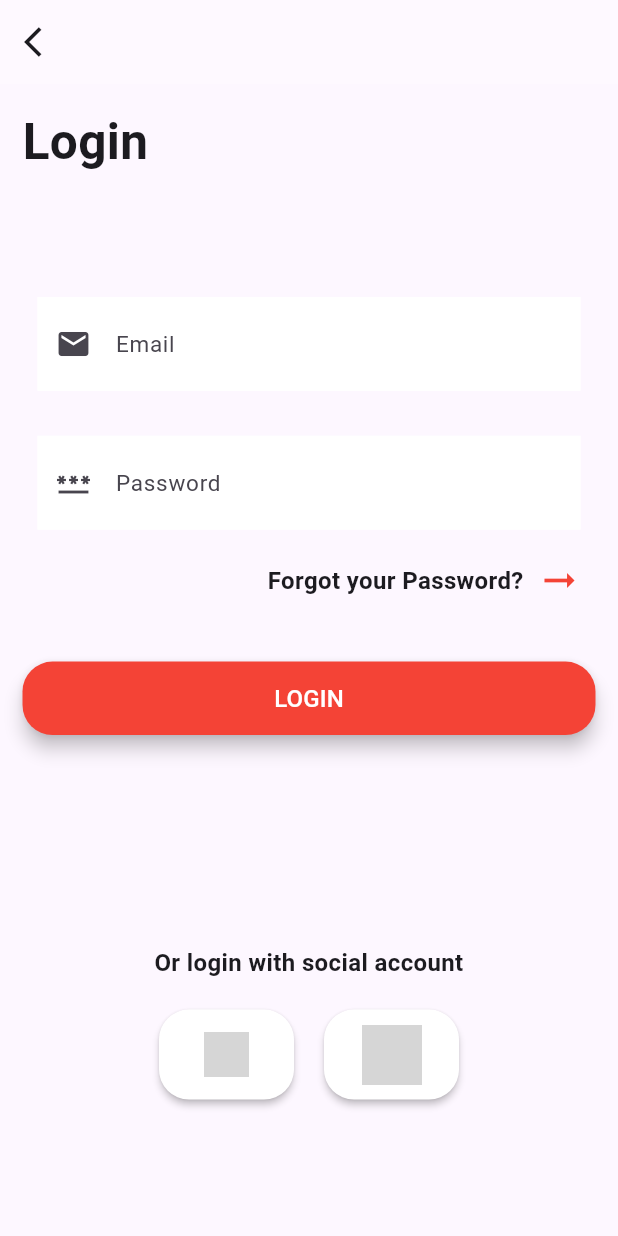
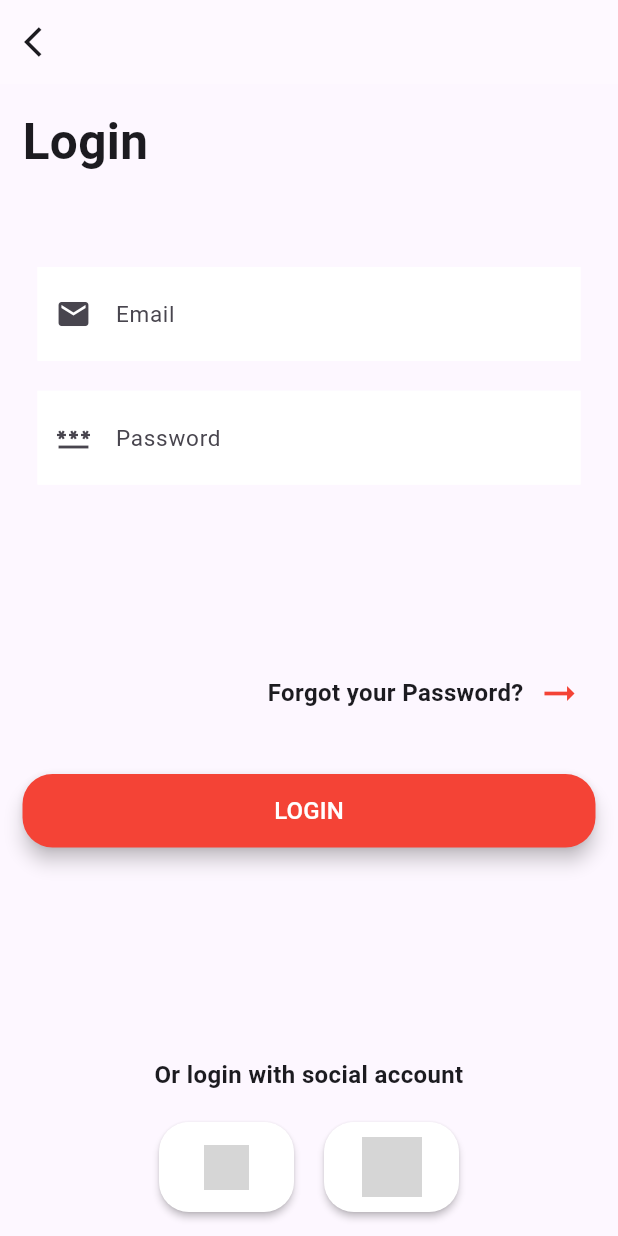
Before and after one commit to Esraa3122/auth_screens_Task4_Nti, a Flutter app: the screen it shows after launch, after a tap on the "arrow right alt" icon, on a phone screen of 412 x 824 dp. Run offline on Flutter 3.47's test engine with Material 3 defaults, Android fonts, the phone set to English and light mode, and no system bars; network calls fail; grey boxes are pictures that could not be loaded.

Commit message:
second commit

```diff
--- /dev/null
+++ b/lib/src/feature/auth/model/model_auth.dart
@@ -0,0 +1,10 @@
+import 'package:flutter/material.dart';
+
+class AuthModle {
+  final TextEditingController controller;
+  final String lable;
+  final String hint;
+  final IconData prefix;
+  final String? Function(String?)? validator;
+  AuthModle({required this.controller, required this.lable, required this.hint, required this.prefix, required this.validator});
+}
--- a/lib/src/feature/auth/view/screen/login_screen.dart
+++ b/lib/src/feature/auth/view/screen/login_screen.dart
@@ -2,10 +2,11 @@ import 'package:auth_screens/src/core/style/color_app.dart';
 import 'package:auth_screens/src/core/style/string_app.dart';
 import 'package:auth_screens/src/core/style/text_style.dart';
 import 'package:auth_screens/src/core/widget/app_bar.dart';
+import 'package:auth_screens/src/feature/auth/view/screen/register_screen.dart';
 import 'package:auth_screens/src/feature/auth/view/widget/custom_button_auth.dart';
 import 'package:auth_screens/src/feature/auth/view/widget/custom_text_from_auth.dart';
+import 'package:auth_screens/src/feature/auth/view/widget/login_form.dart';
 import 'package:auth_screens/src/feature/auth/view/widget/login_w_social.dart';
-import 'package:auth_screens/src/feature/auth/view/widget/text_form_field.dart';
 import 'package:flutter/material.dart';
 
 class Login extends StatefulWidget {
@@ -18,10 +19,17 @@ class Login extends StatefulWidget {
 final TextEditingController emailController = TextEditingController();
 final TextEditingController passwordController = TextEditingController();
 
-GlobalKey<FormState> formKey = GlobalKey();
+GlobalKey<FormState> fornKey = GlobalKey();
 
 class _LoginState extends State<Login> {
 
+   @override
+  void dispose() {
+    //TODO: implement dispose
+    super.dispose();
+    emailRController.dispose();
+    passwordRController.dispose();
+  }
 
   @override
   Widget build(BuildContext context) {
@@ -30,46 +38,17 @@ class _LoginState extends State<Login> {
       // backgroundColor: ColorApp.backgroundcolor,
       body: Container(
         padding: const EdgeInsets.symmetric(vertical: 15, horizontal: 15),
-        child: Form(
-          key: formKey,
         child: ListView(
           children: [
-              const CustomTextFormAuth(
-                text: StringApp.logInTitle,
+            const CustomTextFormAuth(text: StringApp.logInTitle),
+            const SizedBox(
+              height: 50,
             ),
+            const FormLogin(),
             const SizedBox(
               height: 70,
             ),
-              TextFormFild(
-                validator: (value) {
-                  if (value!.isEmpty) {
-                    return StringApp.pEYEA;
-                  }
-                  return null;
-                },
-                controller: emailController,
-                lable: StringApp.emailInputLabel,
-                hint: StringApp.eYEA,
-                prefix: Icons.email,
-              ),
-              const SizedBox(
-                height: 10,
-              ),
-              TextFormFild(
-                validator: (value) {
-                  if (value!.isEmpty) {
-                    return StringApp.pEYP;
-                  }
-                  if (value.length < 6) {
-                    return StringApp.passwordLengthError;
-                  }
-                  return null;
-                },
-                controller: passwordController,
-                lable: StringApp.passwordInputLabel,
-                hint: StringApp.eYP,
-                prefix: Icons.password,
-              ),
+
             Row(
               mainAxisAlignment: MainAxisAlignment.end,
               children: [
@@ -91,7 +70,7 @@ class _LoginState extends State<Login> {
             CustomButtomAuth(
               text: StringApp.signInButtonText,
               onPressed: () {
-                  if (formKey.currentState!.validate()) ;
+                if (fornKey.currentState!.validate()) ;
               },
             ),
             const SizedBox(
@@ -109,7 +88,6 @@ class _LoginState extends State<Login> {
           ],
         ),
       ),
-      ),
     );
   }
 }
--- a/lib/src/feature/auth/view/screen/register_screen.dart
+++ b/lib/src/feature/auth/view/screen/register_screen.dart
@@ -5,8 +5,8 @@ import 'package:auth_screens/src/core/widget/app_bar.dart';
 import 'package:auth_screens/src/feature/auth/view/screen/login_screen.dart';
 import 'package:auth_screens/src/feature/auth/view/widget/custom_button_auth.dart';
 import 'package:auth_screens/src/feature/auth/view/widget/custom_text_from_auth.dart';
+import 'package:auth_screens/src/feature/auth/view/widget/form_register.dart';
 import 'package:auth_screens/src/feature/auth/view/widget/login_w_social.dart';
-import 'package:auth_screens/src/feature/auth/view/widget/text_form_field.dart';
 import 'package:flutter/material.dart';
 
 class RegisterScreen extends StatefulWidget {
@@ -19,8 +19,8 @@ class RegisterScreen extends StatefulWidget {
 final TextEditingController nameController = TextEditingController();
 final TextEditingController nationalIDController = TextEditingController();
 final TextEditingController phoneNumberController = TextEditingController();
-final TextEditingController emailController = TextEditingController();
-final TextEditingController passwordController = TextEditingController();
+final TextEditingController emailRController = TextEditingController();
+final TextEditingController passwordRController = TextEditingController();
 
 GlobalKey<FormState> formKey = GlobalKey();
 
@@ -44,97 +44,10 @@ class _LoginState extends State<RegisterScreen> {
       // backgroundColor: ColorApp.backgroundcolor,
       body: Container(
         padding: const EdgeInsets.symmetric(vertical: 15, horizontal: 15),
-        child: Form(
-          key: formKey,
         child: ListView(
           children: [
-              const CustomTextFormAuth(
-                text: StringApp.signUpTitle,
-              ),
-              TextFormFild(
-                validator: (value) {
-                  if (value!.isEmpty) {
-                    return StringApp.pEYN;
-                  }
-                  return null;
-                },
-                controller: nameController,
-                lable: StringApp.nameInputLabel,
-                hint: StringApp.eYN,
-                prefix: Icons.person,
-              ),
-              TextFormFild(
-                validator: (value) {
-                  if (value!.isEmpty) {
-                    return StringApp.pEYPN;
-                  }
-                  if (value.length < 11) {
-                    return StringApp.phoneError;
-                  }
-                  return null;
-                },
-                controller: phoneNumberController,
-                lable: StringApp.phoneNumberInputLabel,
-                hint: StringApp.eYPN,
-                prefix: Icons.phone,
-              ),
-              TextFormFild(
-                validator: (value) {
-                  if (value!.isEmpty) {
-                    return StringApp.pEYNID;
-                  }
-                  if (value.length < 14) {
-                    return StringApp.nationalIDError;
-                  }
-                  return null;
-                },
-                controller: nationalIDController,
-                lable: StringApp.nationalIdInputLabel,
-                hint: StringApp.eYNID,
-                prefix: Icons.perm_contact_cal_outlined,
-              ),
-              TextFormFild(
-                validator: (value) {
-                  if (value!.isEmpty) {
-                    return StringApp.pEYEA;
-                  }
-                  return null;
-                },
-                controller: emailController,
-                lable: StringApp.emailInputLabel,
-                hint: StringApp.eYEA,
-                prefix: Icons.email,
-              ),
-              TextFormFild(
-                validator: (value) {
-                  if (value!.isEmpty) {
-                    return StringApp.pEYP;
-                  }
-                  if (value.length < 6) {
-                    return StringApp.passwordLengthError;
-                  }
-                  return null;
-                },
-                controller: passwordController,
-                lable: StringApp.passwordInputLabel,
-                hint: StringApp.eYP,
-                prefix: Icons.password,
-              ),
-              TextFormFild(
-                validator: (value) {
-                  if (value!.isEmpty) {
-                    return StringApp.pEYP;
-                  }
-                  if (value.length < 6) {
-                    return StringApp.passwordLengthError;
-                  }
-                  return null;
-                },
-                controller: passwordController,
-                lable: StringApp.confirmPasswordInputLabel,
-                hint: StringApp.eYP,
-                prefix: Icons.vpn_key_outlined,
-              ),
+            const CustomTextFormAuth(text: StringApp.signUpTitle),
+            const FormRegister(),
             Row(
               mainAxisAlignment: MainAxisAlignment.end,
               children: [
@@ -176,7 +89,6 @@ class _LoginState extends State<RegisterScreen> {
           ],
         ),
       ),
-      ),
     );
   }
 }
--- /dev/null
+++ b/lib/src/feature/auth/view/widget/form_register.dart
@@ -0,0 +1,22 @@
+import 'package:auth_screens/src/feature/auth/model/list_text_form_field.dart';
+import 'package:auth_screens/src/feature/auth/view/screen/register_screen.dart';
+import 'package:auth_screens/src/feature/auth/view/widget/text_form_field.dart';
+import 'package:flutter/material.dart';
+
+class FormRegister extends StatelessWidget {
+  const FormRegister({super.key});
+
+  @override
+  Widget build(BuildContext context) {
+    return Form(
+      key: formKey,
+      child:  SizedBox(
+        height: 500,
+        child: ListView.builder(
+                      itemCount: list2.length,
+                      itemBuilder: (context, index) {
+                        return TextFormFildAuth(authModle: list2[index],);
+                      }),
+      ),);
+  }
+}
--- /dev/null
+++ b/lib/src/feature/auth/view/widget/login_form.dart
@@ -0,0 +1,22 @@
+import 'package:auth_screens/src/feature/auth/model/list_text_form_field.dart';
+import 'package:auth_screens/src/feature/auth/view/screen/login_screen.dart';
+import 'package:auth_screens/src/feature/auth/view/widget/text_form_field.dart';
+import 'package:flutter/material.dart';
+
+class FormLogin extends StatelessWidget {
+  const FormLogin({super.key});
+
+  @override
+  Widget build(BuildContext context) {
+    return Form(
+      key: fornKey,
+      child:  SizedBox(
+        height: 200,
+        child: ListView.builder(
+                      itemCount: list1.length,
+                      itemBuilder: (context, index) {
+                        return TextFormFildAuth(authModle: list1[index],);
+                      }),
+      ),);
+  }
+}
--- a/lib/src/feature/auth/view/widget/text_form_field.dart
+++ b/lib/src/feature/auth/view/widget/text_form_field.dart
@@ -1,20 +1,14 @@
 import 'package:auth_screens/src/core/style/size_app.dart';
 import 'package:auth_screens/src/core/widget/border_text_field.dart';
+import 'package:auth_screens/src/feature/auth/model/model_auth.dart';
 import 'package:flutter/material.dart';
 
-class TextFormFild extends StatelessWidget {
-  const TextFormFild(
+class TextFormFildAuth extends StatelessWidget {
+  const TextFormFildAuth(
       {super.key,
-      required this.controller,
-      required this.lable,
-      required this.hint,
-      required this.prefix, this.validator,});
+      required this.authModle,});
 
-  final TextEditingController controller;
-  final String lable;
-  final String hint;
-  final IconData prefix;
-  final String? Function(String?)? validator;
+  final AuthModle authModle;
 
   @override
   Widget build(BuildContext context) {
@@ -22,17 +16,17 @@ class TextFormFild extends StatelessWidget {
       padding: const EdgeInsets.all(10),
       child: TextFormField(
         autovalidateMode: AutovalidateMode.onUserInteraction,
-        validator: validator,
-        controller: controller,
+        validator: authModle.validator,
+        controller: authModle.controller,
         decoration: InputDecoration(
           fillColor: Colors.white,
           filled: true,
-          label: Text(lable,style: const TextStyle(fontSize: SizeApp.s15),),
-          hintText: hint,
-          prefixIcon: Icon(prefix),
+          label: Text(authModle.lable,style: const TextStyle(fontSize: SizeApp.s15),),
+          hintText: authModle.hint,
+          prefixIcon: Icon(authModle.prefix),
           suffix: InkWell(
               onTap: () {
-                controller.clear();
+                authModle.controller.clear();
               },
               child: const Icon(
                 Icons.highlight_remove,
```
Also changed, not shown: lib/src/feature/auth/model/list_text_form_field.dart (added, +123 -0 lines). Lines whose indentation alone changed are shown as unchanged.
